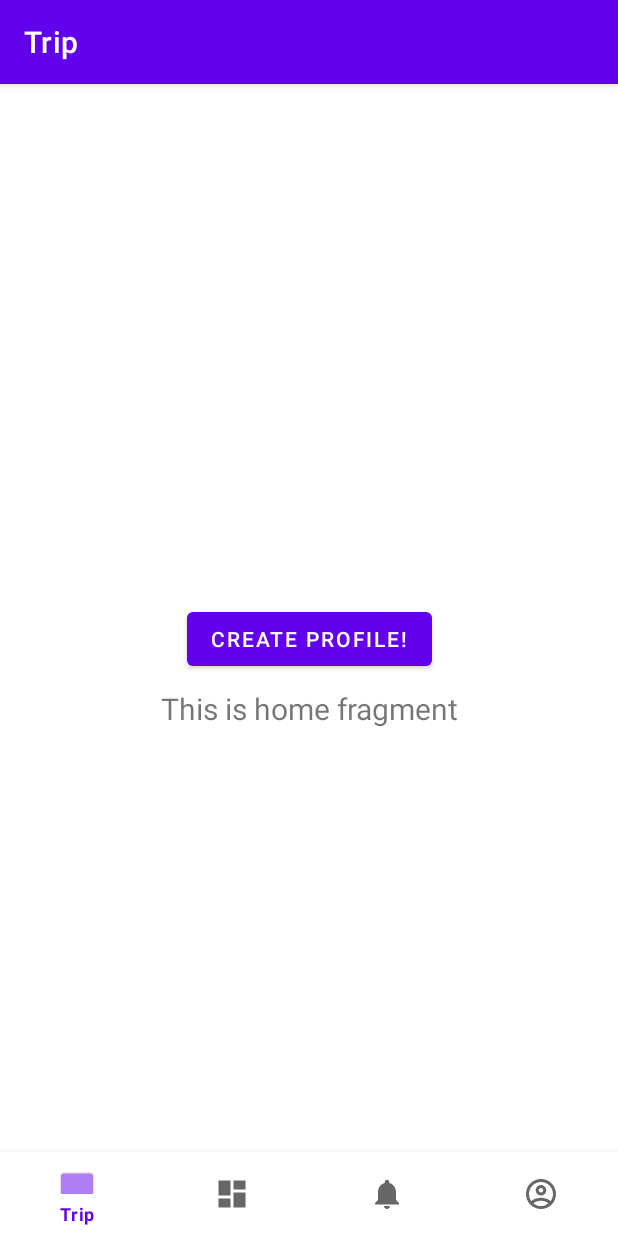
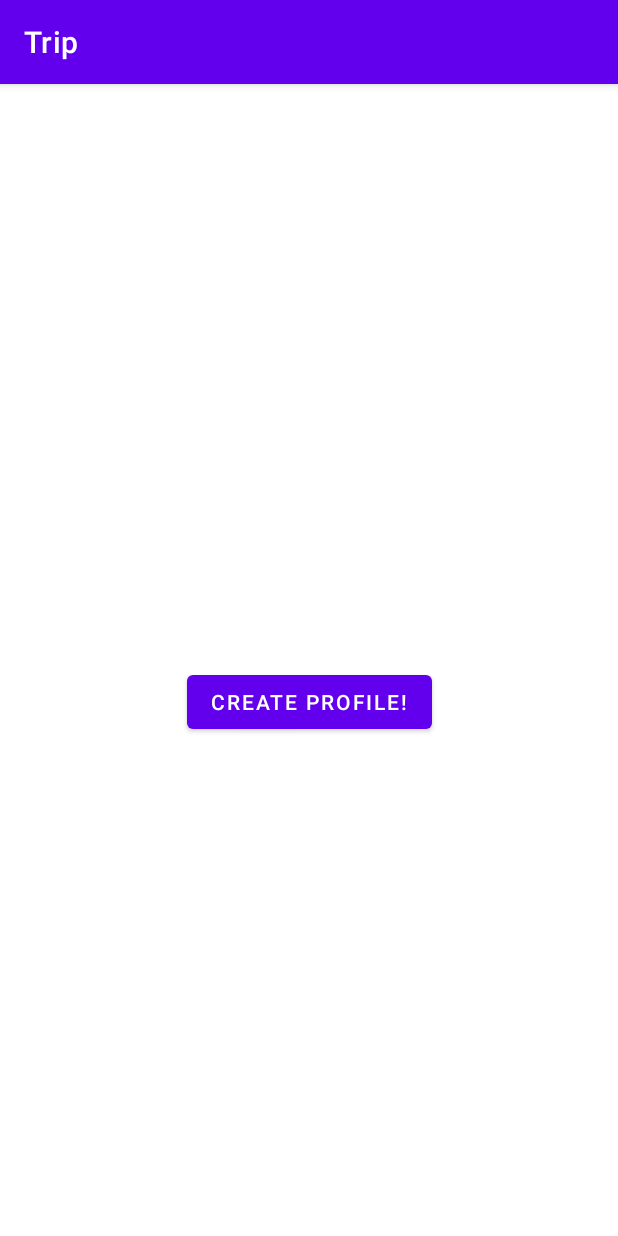
Before and after one commit to denisnzrvs/SafeTravel, an Android app: the screen it shows after launch (MainActivity), on a phone screen of 412 x 824 dp. Run offline under Robolectric (Android 15) with nearby library versions, the phone set to English and light mode, and no system bars; our stand-ins replace navigation-ui.

Commit message:
Basic profile creation and data writing into JSON
WIP: Refactor code, remove title from screen when UI hidden

```diff
--- a/app/src/main/java/com/example/safetravel/MainActivity.java
+++ b/app/src/main/java/com/example/safetravel/MainActivity.java
@@ -5,14 +5,12 @@ import android.view.View;
 import android.widget.Button;
 import android.widget.Toast;
 import androidx.appcompat.app.AppCompatActivity;
-import androidx.fragment.app.FragmentManager;
 import androidx.navigation.NavController;
 import androidx.navigation.Navigation;
 import androidx.navigation.ui.AppBarConfiguration;
 import androidx.navigation.ui.NavigationUI;
 
 import com.example.safetravel.databinding.ActivityMainBinding;
-import com.example.safetravel.ui.home.HomeFragment;
 import com.google.android.material.bottomnavigation.BottomNavigationView;
 
 import java.io.File;
@@ -47,10 +45,14 @@ public class MainActivity extends AppCompatActivity {
 
         Button createProfile = findViewById(R.id.createProfileButton);
         View fragmentContainer = findViewById(R.id.text_home); // The container for your fragment
+        BottomNavigationView navView = findViewById(R.id.nav_view);
 
         if (!profileJSON.exists()) {
-            // Profile doesn't exist, show the button and hide the fragment container
+            // Profile doesn't exist, show the button and hide navigation
+            fragmentContainer.setVisibility(View.GONE);
+            navView.setVisibility(View.GONE);
             createProfile.setVisibility(View.VISIBLE);
+
             Toast.makeText(this, "No profile found! Please, create a new one!", Toast.LENGTH_SHORT).show();
             //Navigate to CreateProfileActivity if profile doesn't exist.
             createProfile.setOnClickListener(new View.OnClickListener() {
@@ -62,6 +64,9 @@ public class MainActivity extends AppCompatActivity {
         } else {
             // Profile exists, hide the button and show the fragment container
             createProfile.setVisibility(View.GONE);
+            fragmentContainer.setVisibility(View.VISIBLE);
+            navView.setVisibility(View.VISIBLE);
+
         }
     }
 }
```
